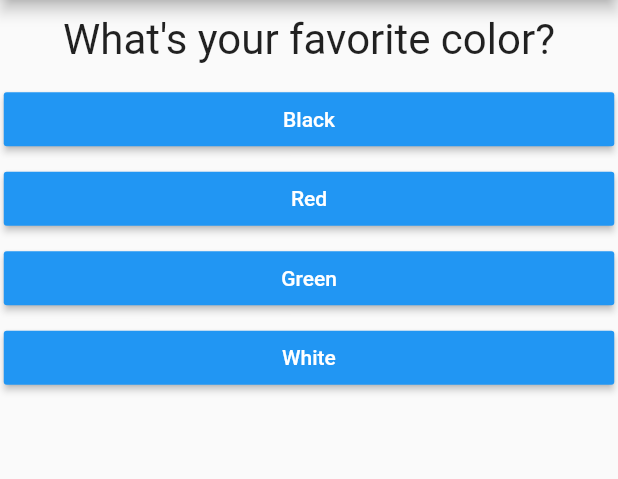
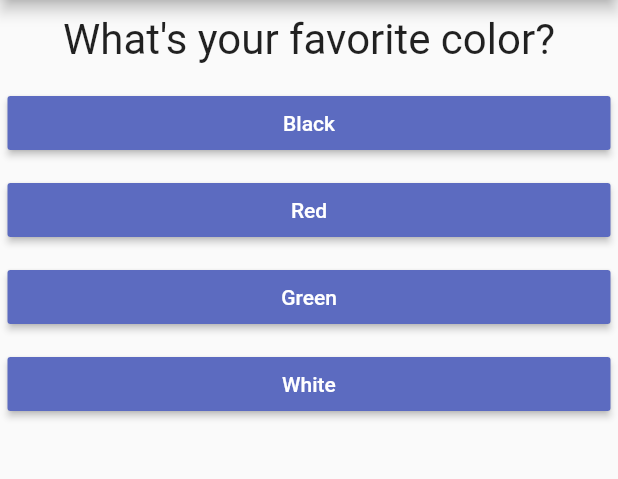
Before and after one commit to sarveshsrv/quizz_app, a Flutter app: the screen it shows after launch, on a phone screen of 412 x 824 dp, the part 84-563 px from its top. Run offline on Flutter 3.47's test engine with Material 2 defaults, Android fonts, the phone set to English and light mode, and no system bars.

Commit message:
Changed colour and options

```diff
--- a/lib/answer.dart
+++ b/lib/answer.dart
@@ -10,9 +10,9 @@ class Answer extends StatelessWidget {
   Widget build(BuildContext context) {
     return Container(
       width: double.infinity,
-      margin: EdgeInsets.all(2.5),
+      margin: EdgeInsets.all(5),
       child: RaisedButton(
-        color: Colors.blue,
+        color: Colors.indigo[400],
         textColor: Colors.white,
         child: Text(answerText),
         onPressed: selectHandler,
```
